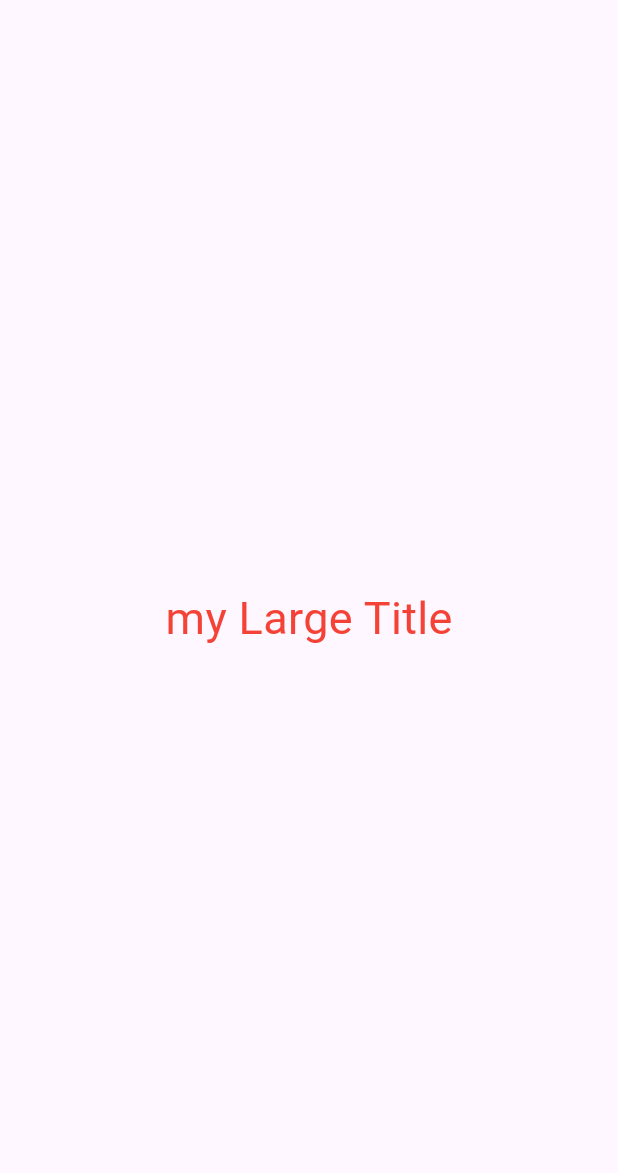
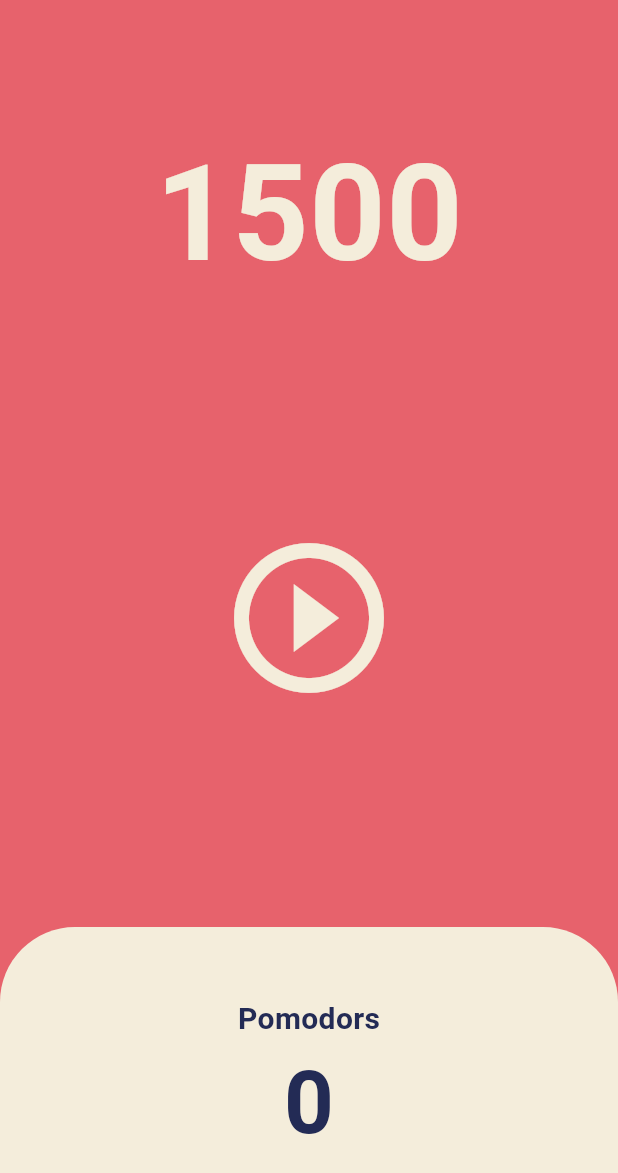
Before and after one commit to Xeostop1/flutter-webtoon, a Flutter app: the screen it shows after launch, on a phone screen of 412 x 824 dp. Shown: the top 1173 px of the screen. Run offline on Flutter 3.47's test engine with Material 3 defaults, Android fonts, the phone set to English and light mode, and no system bars.

Commit message:
error : iconButton onPreesed

```diff
--- a/lib/main.dart
+++ b/lib/main.dart
@@ -1,4 +1,5 @@
 import 'package:flutter/material.dart';
+import 'package:projets/screens/home_screen.dart';
 import 'package:projets/widgets/button.dart';
 import 'package:projets/widgets/currency_card.dart';
 
@@ -7,59 +8,20 @@ void main() {
   runApp(App());
 }
 
-class App extends StatefulWidget{
-  @override
- State<App> createState() => _AppState();
-}
-
-class _AppState extends State<App> {
-
-
+class App extends StatelessWidget{
   @override
   Widget build(BuildContext context) {
     return MaterialApp(
       theme: ThemeData(
-        textTheme: TextTheme(
-          titleLarge: TextStyle(
-            color: Colors.red,
+        scaffoldBackgroundColor: const Color(0xffE7626C),
+        textTheme: const TextTheme(
+          headlineLarge: TextStyle(
+            color: Color(0xff232B55),
           ),
         ),
+        cardColor: const Color(0xffF4EDDB),
       ),
-      home: Scaffold(
-        body: Center(
-          child: Column(
-            mainAxisAlignment: MainAxisAlignment.center,
-            children: [
-              MyLargeTitle(),
-
-
-            ],
-          ),
-
-        ),
-      ),
+      home: const HomeScreen(),
     );
   }
 }
-
-class MyLargeTitle extends StatefulWidget {
-  const MyLargeTitle({
-    super.key,
-  });
-
-  @override
-  State<MyLargeTitle> createState() => _MyLargeTitleState();
-}
-
-class _MyLargeTitleState extends State<MyLargeTitle> {
-  @override
-  Widget build(BuildContext context) {
-    return Text(
-      "my Large Title",
-    style: TextStyle(
-      fontSize: 30,
-      color: Theme.of(context).textTheme.titleLarge?.color,
-    ),
-    );
-  }
-}
--- /dev/null
+++ b/lib/screens/home_screen.dart
@@ -0,0 +1,97 @@
+import 'dart:async';
+
+import 'package:flutter/material.dart';
+
+class HomeScreen extends StatefulWidget {
+  const HomeScreen({super.key});
+
+  @override
+  State<HomeScreen> createState() => _HomeScreenState();
+}
+
+class _HomeScreenState extends State<HomeScreen> {
+  int totalSeconds = 1500;
+  late  Timer timer;
+
+  void onTick(Timer timer){
+    setState(() {
+      totalSeconds = totalSeconds-1;
+    });
+  }
+
+  void onStartPressed(){
+    timer =Timer.periodic(
+      Duration(seconds: 1),
+    onTick);
+  }
+
+  @override
+  Widget build(BuildContext context) {
+    return Scaffold(
+      backgroundColor: Theme.of(context).scaffoldBackgroundColor,
+      body: Column(
+        children: [
+          Flexible(
+            flex: 1,
+            child: Container(
+              alignment: Alignment.bottomCenter,
+              child: Text('$totalSeconds',
+              style: TextStyle(
+                color: Theme.of(context).cardColor,
+                fontSize: 89,
+                fontWeight: FontWeight.w600,
+              ),
+              ),
+           ),
+          ),
+          Flexible(
+            flex: 2,
+            child: Center(
+              child:
+              IconButton(
+                  onPressed: onStartPressed,
+                  iconSize: 120,
+                  color: Theme.of(context).cardColor,
+                  icon: Icon(Icons.play_circle_outline)),
+          ),
+          ),
+          Flexible(
+            flex: 1,
+            child: Row(
+              children: [
+                Expanded(
+                child: Container(
+                  decoration: BoxDecoration(
+                    color: Theme.of(context).cardColor,
+                    borderRadius: BorderRadius.only(topRight: Radius.circular(50),topLeft: Radius.circular(50))
+                  ),
+                  child: Column(
+                    mainAxisAlignment: MainAxisAlignment.center,
+                    children: [
+                      Text(
+                        "Pomodors",
+                        style: TextStyle(
+                          fontSize: 20,
+                          color: Theme.of(context).textTheme.headlineLarge?.color,
+                          fontWeight: FontWeight.w600,
+                        ),
+                      ),
+                      Text('0',
+                        style: TextStyle(
+                          fontSize: 58,
+                          color: Theme.of(context).textTheme.headlineLarge?.color,
+                          fontWeight: FontWeight.w600,
+                        ),
+                      ),
+                    ],
+                  ),
+                ),
+                ),
+              ],
+            ),
+          ),
+        ],
+      ),
+    ) ;
+  }
+}
```
